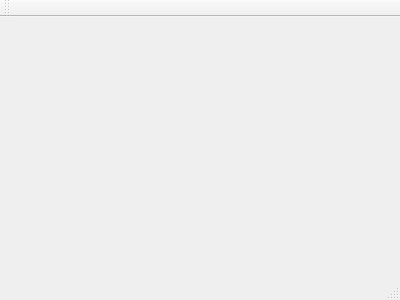
fasa1964/fsaqua, file fsaquawindow.ui: the form before one commit.
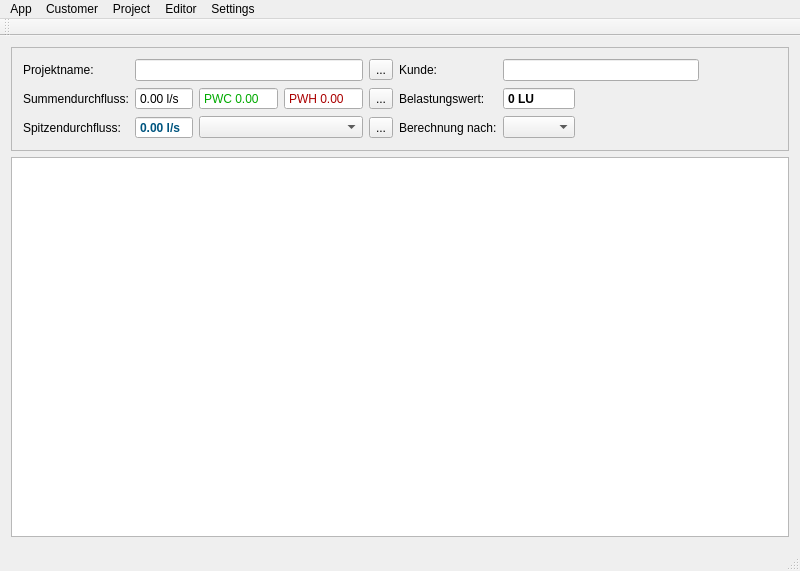
The form after the commit. Icons and pictures are not drawn.

What changed in the file:
```diff
--- a/fsaquawindow.ui
+++ b/fsaquawindow.ui
@@ -1,24 +1,591 @@
 <ui version="4.0">
  <class>FSAquaWindow</class>
- <widget class="QMainWindow" name="FSAquaWindow" >
-  <property name="geometry" >
+ <widget class="QMainWindow" name="FSAquaWindow">
+  <property name="geometry">
    <rect>
     <x>0</x>
     <y>0</y>
-    <width>400</width>
-    <height>300</height>
+    <width>800</width>
+    <height>571</height>
    </rect>
   </property>
-  <property name="windowTitle" >
+  <property name="minimumSize">
+   <size>
+    <width>800</width>
+    <height>560</height>
+   </size>
+  </property>
+  <property name="windowTitle">
    <string>FSAquaWindow</string>
   </property>
-  <widget class="QMenuBar" name="menuBar" />
-  <widget class="QToolBar" name="mainToolBar" />
-  <widget class="QWidget" name="centralWidget" />
-  <widget class="QStatusBar" name="statusBar" />
+  <widget class="QWidget" name="centralWidget">
+   <layout class="QGridLayout" name="gridLayout">
+    <item row="0" column="0">
+     <widget class="QFrame" name="frame">
+      <property name="minimumSize">
+       <size>
+        <width>0</width>
+        <height>100</height>
+       </size>
+      </property>
+      <property name="frameShape">
+       <enum>QFrame::StyledPanel</enum>
+      </property>
+      <property name="frameShadow">
+       <enum>QFrame::Raised</enum>
+      </property>
+      <layout class="QGridLayout" name="gridLayout_2">
+       <item row="2" column="8">
+        <widget class="QComboBox" name="dinBox"/>
+       </item>
+       <item row="1" column="11">
+        <spacer name="horizontalSpacer">
+         <property name="orientation">
+          <enum>Qt::Horizontal</enum>
+         </property>
+         <property name="sizeHint" stdset="0">
+          <size>
+           <width>40</width>
+           <height>20</height>
+          </size>
+         </property>
+        </spacer>
+       </item>
+       <item row="2" column="6" colspan="2">
+        <widget class="QLabel" name="label_6">
+         <property name="text">
+          <string>Berechnung nach:</string>
+         </property>
+        </widget>
+       </item>
+       <item row="0" column="0">
+        <widget class="QLabel" name="label_4">
+         <property name="text">
+          <string>Projektname:</string>
+         </property>
+        </widget>
+       </item>
+       <item row="0" column="8" colspan="3">
+        <widget class="QLineEdit" name="customNameEdit"/>
+       </item>
+       <item row="0" column="6" colspan="2">
+        <widget class="QLabel" name="label_5">
+         <property name="text">
+          <string>Kunde:</string>
+         </property>
+        </widget>
+       </item>
+       <item row="1" column="1">
+        <widget class="QDoubleSpinBox" name="summendurchflussBox">
+         <property name="readOnly">
+          <bool>true</bool>
+         </property>
+         <property name="buttonSymbols">
+          <enum>QAbstractSpinBox::NoButtons</enum>
+         </property>
+         <property name="suffix">
+          <string> l/s</string>
+         </property>
+        </widget>
+       </item>
+       <item row="2" column="2" colspan="2">
+        <widget class="QComboBox" name="buildingBox"/>
+       </item>
+       <item row="1" column="0">
+        <widget class="QLabel" name="label">
+         <property name="text">
+          <string>Summendurchfluss:</string>
+         </property>
+        </widget>
+       </item>
+       <item row="1" column="6" colspan="2">
+        <widget class="QLabel" name="label_3">
+         <property name="text">
+          <string>Belastungswert:</string>
+         </property>
+        </widget>
+       </item>
+       <item row="2" column="1">
+        <widget class="QDoubleSpinBox" name="spitzendurchflussBox">
+         <property name="palette">
+          <palette>
+           <active>
+            <colorrole role="Text">
+             <brush brushstyle="SolidPattern">
+              <color alpha="255">
+               <red>0</red>
+               <green>85</green>
+               <blue>127</blue>
+              </color>
+             </brush>
+            </colorrole>
+           </active>
+           <inactive>
+            <colorrole role="Text">
+             <brush brushstyle="SolidPattern">
+              <color alpha="255">
+               <red>0</red>
+               <green>85</green>
+               <blue>127</blue>
+              </color>
+             </brush>
+            </colorrole>
+           </inactive>
+           <disabled>
+            <colorrole role="Text">
+             <brush brushstyle="SolidPattern">
+              <color alpha="255">
+               <red>119</red>
+               <green>120</green>
+               <blue>120</blue>
+              </color>
+             </brush>
+            </colorrole>
+           </disabled>
+          </palette>
+         </property>
+         <property name="font">
+          <font>
+           <weight>75</weight>
+           <bold>true</bold>
+          </font>
+         </property>
+         <property name="readOnly">
+          <bool>true</bool>
+         </property>
+         <property name="buttonSymbols">
+          <enum>QAbstractSpinBox::NoButtons</enum>
+         </property>
+         <property name="suffix">
+          <string> l/s</string>
+         </property>
+        </widget>
+       </item>
+       <item row="0" column="1" colspan="3">
+        <widget class="QLineEdit" name="projectNameEdit"/>
+       </item>
+       <item row="2" column="0">
+        <widget class="QLabel" name="label_2">
+         <property name="text">
+          <string>Spitzendurchfluss:</string>
+         </property>
+        </widget>
+       </item>
+       <item row="1" column="8">
+        <widget class="QSpinBox" name="luBox">
+         <property name="font">
+          <font>
+           <weight>75</weight>
+           <bold>true</bold>
+          </font>
+         </property>
+         <property name="readOnly">
+          <bool>true</bool>
+         </property>
+         <property name="buttonSymbols">
+          <enum>QAbstractSpinBox::NoButtons</enum>
+         </property>
+         <property name="suffix">
+          <string> LU</string>
+         </property>
+         <property name="prefix">
+          <string/>
+         </property>
+        </widget>
+       </item>
+       <item row="2" column="10">
+        <spacer name="horizontalSpacer_3">
+         <property name="orientation">
+          <enum>Qt::Horizontal</enum>
+         </property>
+         <property name="sizeHint" stdset="0">
+          <size>
+           <width>112</width>
+           <height>20</height>
+          </size>
+         </property>
+        </spacer>
+       </item>
+       <item row="1" column="10">
+        <spacer name="horizontalSpacer_2">
+         <property name="orientation">
+          <enum>Qt::Horizontal</enum>
+         </property>
+         <property name="sizeHint" stdset="0">
+          <size>
+           <width>112</width>
+           <height>20</height>
+          </size>
+         </property>
+        </spacer>
+       </item>
+       <item row="1" column="3">
+        <widget class="QDoubleSpinBox" name="summePWHBox">
+         <property name="palette">
+          <palette>
+           <active>
+            <colorrole role="Text">
+             <brush brushstyle="SolidPattern">
+              <color alpha="255">
+               <red>170</red>
+               <green>0</green>
+               <blue>0</blue>
+              </color>
+             </brush>
+            </colorrole>
+           </active>
+           <inactive>
+            <colorrole role="Text">
+             <brush brushstyle="SolidPattern">
+              <color alpha="255">
+               <red>170</red>
+               <green>0</green>
+               <blue>0</blue>
+              </color>
+             </brush>
+            </colorrole>
+           </inactive>
+           <disabled>
+            <colorrole role="Text">
+             <brush brushstyle="SolidPattern">
+              <color alpha="255">
+               <red>119</red>
+               <green>120</green>
+               <blue>120</blue>
+              </color>
+             </brush>
+            </colorrole>
+           </disabled>
+          </palette>
+         </property>
+         <property name="readOnly">
+          <bool>true</bool>
+         </property>
+         <property name="buttonSymbols">
+          <enum>QAbstractSpinBox::NoButtons</enum>
+         </property>
+         <property name="prefix">
+          <string>PWH </string>
+         </property>
+         <property name="maximum">
+          <double>999.000000000000000</double>
+         </property>
+        </widget>
+       </item>
+       <item row="1" column="2">
+        <widget class="QDoubleSpinBox" name="summePWCBox">
+         <property name="palette">
+          <palette>
+           <active>
+            <colorrole role="Text">
+             <brush brushstyle="SolidPattern">
+              <color alpha="255">
+               <red>0</red>
+               <green>170</green>
+               <blue>0</blue>
+              </color>
+             </brush>
+            </colorrole>
+           </active>
+           <inactive>
+            <colorrole role="Text">
+             <brush brushstyle="SolidPattern">
+              <color alpha="255">
+               <red>0</red>
+               <green>170</green>
+               <blue>0</blue>
+              </color>
+             </brush>
+            </colorrole>
+           </inactive>
+           <disabled>
+            <colorrole role="Text">
+             <brush brushstyle="SolidPattern">
+              <color alpha="255">
+               <red>119</red>
+               <green>120</green>
+               <blue>120</blue>
+              </color>
+             </brush>
+            </colorrole>
+           </disabled>
+          </palette>
+         </property>
+         <property name="readOnly">
+          <bool>true</bool>
+         </property>
+         <property name="buttonSymbols">
+          <enum>QAbstractSpinBox::NoButtons</enum>
+         </property>
+         <property name="prefix">
+          <string>PWC </string>
+         </property>
+         <property name="maximum">
+          <double>999.000000000000000</double>
+         </property>
+        </widget>
+       </item>
+       <item row="0" column="11">
+        <spacer name="horizontalSpacer_6">
+         <property name="orientation">
+          <enum>Qt::Horizontal</enum>
+         </property>
+         <property name="sizeHint" stdset="0">
+          <size>
+           <width>40</width>
+           <height>20</height>
+          </size>
+         </property>
+        </spacer>
+       </item>
+       <item row="1" column="4">
+        <widget class="QToolButton" name="placeHolder2Button">
+         <property name="text">
+          <string>...</string>
+         </property>
+        </widget>
+       </item>
+       <item row="0" column="4">
+        <widget class="QToolButton" name="placeHolder1Button">
+         <property name="text">
+          <string>...</string>
+         </property>
+        </widget>
+       </item>
+       <item row="2" column="4">
+        <widget class="QToolButton" name="formularFlowButton">
+         <property name="text">
+          <string>...</string>
+         </property>
+         <property name="icon">
+          <iconset resource="images.qrc">
+           <normaloff>:/buttonicons/info.svg</normaloff>:/buttonicons/info.svg</iconset>
+         </property>
+        </widget>
+       </item>
+      </layout>
+     </widget>
+    </item>
+    <item row="1" column="0">
+     <widget class="QGraphicsView" name="editorView"/>
+    </item>
+   </layout>
+  </widget>
+  <widget class="QMenuBar" name="menuBar">
+   <property name="geometry">
+    <rect>
+     <x>0</x>
+     <y>0</y>
+     <width>800</width>
+     <height>22</height>
+    </rect>
+   </property>
+   <widget class="QMenu" name="menuApp">
+    <property name="title">
+     <string>App</string>
+    </property>
+    <addaction name="actionInfo"/>
+    <addaction name="actionClose"/>
+   </widget>
+   <widget class="QMenu" name="menuCustomer">
+    <property name="title">
+     <string>Customer</string>
+    </property>
+    <addaction name="actionCustomerForm"/>
+   </widget>
+   <widget class="QMenu" name="menuProject">
+    <property name="title">
+     <string>Project</string>
+    </property>
+    <addaction name="actionLoadProject"/>
+    <addaction name="actionSaveProject"/>
+    <addaction name="actionNewProject"/>
+   </widget>
+   <widget class="QMenu" name="menuEditoe">
+    <property name="title">
+     <string>Editor</string>
+    </property>
+    <addaction name="actionTools"/>
+    <addaction name="actionShowObjectNr"/>
+    <addaction name="actionShowPipeNr"/>
+    <addaction name="actionShowFlowDirection"/>
+    <addaction name="actionShowMousePos"/>
+    <addaction name="actionShowPipesectionsInfo"/>
+    <addaction name="actionShowArmaturStatus"/>
+   </widget>
+   <widget class="QMenu" name="menuSettings">
+    <property name="title">
+     <string>Settings</string>
+    </property>
+    <addaction name="actionPipeMaterial"/>
+   </widget>
+   <addaction name="menuApp"/>
+   <addaction name="menuCustomer"/>
+   <addaction name="menuProject"/>
+   <addaction name="menuEditoe"/>
+   <addaction name="menuSettings"/>
+  </widget>
+  <widget class="QToolBar" name="mainToolBar">
+   <attribute name="toolBarArea">
+    <enum>TopToolBarArea</enum>
+   </attribute>
+   <attribute name="toolBarBreak">
+    <bool>false</bool>
+   </attribute>
+  </widget>
+  <widget class="QStatusBar" name="statusBar">
+   <property name="palette">
+    <palette>
+     <active>
+      <colorrole role="WindowText">
+       <brush brushstyle="SolidPattern">
+        <color alpha="255">
+         <red>255</red>
+         <green>0</green>
+         <blue>127</blue>
+        </color>
+       </brush>
+      </colorrole>
+     </active>
+     <inactive>
+      <colorrole role="WindowText">
+       <brush brushstyle="SolidPattern">
+        <color alpha="255">
+         <red>255</red>
+         <green>0</green>
+         <blue>127</blue>
+        </color>
+       </brush>
+      </colorrole>
+     </inactive>
+     <disabled>
+      <colorrole role="WindowText">
+       <brush brushstyle="SolidPattern">
+        <color alpha="255">
+         <red>119</red>
+         <green>120</green>
+         <blue>120</blue>
+        </color>
+       </brush>
+      </colorrole>
+     </disabled>
+    </palette>
+   </property>
+   <property name="font">
+    <font>
+     <pointsize>11</pointsize>
+    </font>
+   </property>
+  </widget>
+  <action name="actionInfo">
+   <property name="icon">
+    <iconset resource="images.qrc">
+     <normaloff>:/buttonicons/info.svg</normaloff>:/buttonicons/info.svg</iconset>
+   </property>
+   <property name="text">
+    <string>&amp;Info</string>
+   </property>
+  </action>
+  <action name="actionClose">
+   <property name="icon">
+    <iconset resource="images.qrc">
+     <normaloff>:/buttonicons/close.png</normaloff>:/buttonicons/close.png</iconset>
+   </property>
+   <property name="text">
+    <string>&amp;Close</string>
+   </property>
+  </action>
+  <action name="actionLoadProject">
+   <property name="text">
+    <string>&amp;Load</string>
+   </property>
+  </action>
+  <action name="actionSaveProject">
+   <property name="text">
+    <string>&amp;Save</string>
+   </property>
+  </action>
+  <action name="actionCustomerForm">
+   <property name="text">
+    <string>&amp;Customer Form</string>
+   </property>
+  </action>
+  <action name="actionTools">
+   <property name="checkable">
+    <bool>true</bool>
+   </property>
+   <property name="checked">
+    <bool>true</bool>
+   </property>
+   <property name="text">
+    <string>&amp;Tools</string>
+   </property>
+  </action>
+  <action name="actionShowObjectNr">
+   <property name="checkable">
+    <bool>true</bool>
+   </property>
+   <property name="text">
+    <string>Show object nr</string>
+   </property>
+  </action>
+  <action name="actionShowFlowDirection">
+   <property name="checkable">
+    <bool>true</bool>
+   </property>
+   <property name="text">
+    <string>Show flow direction</string>
+   </property>
+  </action>
+  <action name="actionShowMousePos">
+   <property name="checkable">
+    <bool>true</bool>
+   </property>
+   <property name="text">
+    <string>Show mouse pos</string>
+   </property>
+  </action>
+  <action name="actionShowPipesectionsInfo">
+   <property name="checkable">
+    <bool>true</bool>
+   </property>
+   <property name="text">
+    <string>Show pipe sections info</string>
+   </property>
+  </action>
+  <action name="actionShowPipeNr">
+   <property name="checkable">
+    <bool>true</bool>
+   </property>
+   <property name="text">
+    <string>Show pipe nr</string>
+   </property>
+  </action>
+  <action name="actionPipeMaterial">
+   <property name="text">
+    <string>Pipe material</string>
+   </property>
+  </action>
+  <action name="actionNewProject">
+   <property name="text">
+    <string>&amp;New</string>
+   </property>
+  </action>
+  <action name="actionShowArmaturStatus">
+   <property name="checkable">
+    <bool>true</bool>
+   </property>
+   <property name="checked">
+    <bool>true</bool>
+   </property>
+   <property name="text">
+    <string>Show armatur status</string>
+   </property>
+  </action>
  </widget>
- <layoutDefault spacing="6" margin="11" />
- <pixmapfunction></pixmapfunction>
- <resources/>
+ <layoutdefault spacing="6" margin="11"/>
+ <resources>
+  <include location="images.qrc"/>
+ </resources>
  <connections/>
 </ui>
```
Left out of the diff: 1 changed line with no effect on the pictures.
